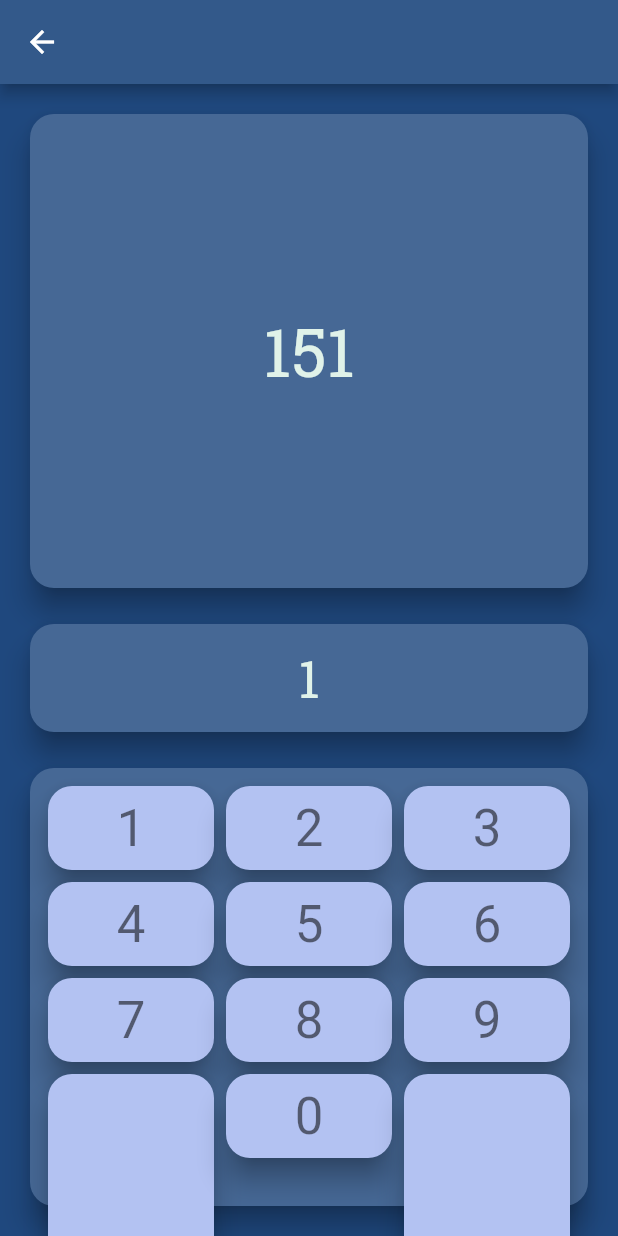
After one commit to zipdang04/n_euro_n, a Flutter app: the NumberTypeSpeedGameScreen screen opened directly, after a tap on an icon or button, on a phone screen of 412 x 824 dp. The commit adds this screen. Run offline on Flutter 3.47's test engine with Material 2 defaults, Android fonts, the light colour scheme and no system bars; our stand-ins replace google_fonts.

Commit message:
Demo Game Added (Unoptimized)

```diff
--- /dev/null
+++ b/lib/module/game/gameModuleInterface.dart
@@ -0,0 +1,6 @@
+import 'package:flutter/material.dart';
+import 'numberTypeSpeedGame.dart';
+
+Widget getGameNumberTypeSpeed() {
+  return NumberTypeSpeedGameScreen();
+}
--- /dev/null
+++ b/lib/module/game/numberTypeSpeedGame.dart
@@ -0,0 +1,146 @@
+import 'package:flutter/material.dart';
+
+class NumberTypeSpeedGameScreen extends StatefulWidget {
+  const NumberTypeSpeedGameScreen({Key? key}) : super(key: key);
+  @override
+  _NumberTypeSpeedGameScreenState createState() => _NumberTypeSpeedGameScreenState(startingPoint: 0);
+}
+
+class _NumberTypeSpeedGameScreenState extends State<NumberTypeSpeedGameScreen> {
+  _NumberTypeSpeedGameScreenState({required this.startingPoint});
+  int startingPoint;
+  String _answerNumber = '1';
+  String _answerBoxNumber = '1';
+  int _currentLevel = -1;
+  int maxLevel = 5;
+  int _generateNumberForLevel(int _level) {
+    return _level * 101 + 50;
+  }
+  void _newLevel() {
+    _answerBoxNumber = '';
+    _currentLevel++;
+    _answerNumber = _generateNumberForLevel(_currentLevel).toString();
+  }
+  Widget _keypadButton(String _buttonID, String _buttonType, String _buttonValue) {
+    return Expanded(
+      child: GestureDetector(
+        onTap: () {
+          setState(() {
+            if (_buttonType == 'num') {
+              _answerBoxNumber += _buttonValue;
+            } else {
+              if (_buttonID == 'backspace') {
+                _answerBoxNumber = _answerBoxNumber.substring(0, _answerBoxNumber.length - 1);
+              } else if (_buttonID == 'delete') {
+                _answerBoxNumber = '';
+              } else if (_buttonID == 'restart') {
+                _currentLevel = 0;
+                _newLevel();
+              }
+            }
+            if (_answerNumber == _answerBoxNumber) {
+              if (_currentLevel < maxLevel) {
+                _newLevel();
+              } else {
+                _answerNumber = 'Done';
+              }
+            }
+          });
+        },
+        child: Card(
+          color: Theme.of(context).cardColor,
+          child: Container(
+            padding: EdgeInsets.all(8),
+            child: Center(
+              child: Text(_buttonValue,
+                style: _buttonType == 'num' ? Theme.of(context).accentTextTheme.headline4 : TextStyle(fontFamily: 'MaterialIcons', fontSize: 46,),
+              ),
+            ),
+          ),
+        ),
+      ),
+    );
+  }
+  @override
+  Widget build(BuildContext context) {
+    if (_currentLevel < 0) {
+      _currentLevel = startingPoint;
+      _newLevel();
+    }
+    return Scaffold(
+      appBar: AppBar(),
+      body: SafeArea(
+        child: Container(
+          padding: EdgeInsets.all(16),
+          child: Expanded(
+            child: Column(
+              children: [
+                Expanded(
+                  child: Card(
+                    child: Container(
+                      padding: EdgeInsets.all(8),
+                      child: Center(
+                        child: Text(_answerNumber, style: Theme.of(context).textTheme.headline3,),
+                      ),
+                    ),
+                  ),
+                ),
+                SizedBox(height: 16,),
+                Container(
+                  height: 80,
+                  child: Expanded(
+                    child: Card(
+                      child: Container(
+                        padding: EdgeInsets.all(8),
+                        child: Center(
+                          child: Text(_answerBoxNumber, style: Theme.of(context).textTheme.headline4,),
+                        ),
+                      ),
+                    ),
+                  ),
+                ),
+                SizedBox(height: 16,),
+                Container(
+                  height: 300,
+                  child: Expanded(
+                    child: Card(
+                      child: Container(
+                        padding: EdgeInsets.all(8),
+                        child: Center(
+                          child: Table(
+                            children: [
+                              TableRow(children: [
+                                _keypadButton('1', 'num', '1'),
+                                _keypadButton('2', 'num', '2'),
+                                _keypadButton('3', 'num', '3'),
+                              ]),
+                              TableRow(children: [
+                                _keypadButton('4', 'num', '4'),
+                                _keypadButton('5', 'num', '5'),
+                                _keypadButton('6', 'num', '6'),
+                              ]),
+                              TableRow(children: [
+                                _keypadButton('7', 'num', '7'),
+                                _keypadButton('8', 'num', '8'),
+                                _keypadButton('9', 'num', '9'),
+                              ]),
+                              TableRow(children: [
+                                _keypadButton('restart', 'special', 'delete'),
+                                _keypadButton('0', 'num', '0'),
+                                _keypadButton('backspace', 'special', 'backspace'),
+                              ]),
+                            ],
+                          ),
+                        ),
+                      ),
+                    ),
+                  ),
+                ),
+              ],
+            ),
+          ),
+        ),
+      ),
+    );
+  }
+}
--- a/lib/module/moduleInterface.dart
+++ b/lib/module/moduleInterface.dart
@@ -3,6 +3,8 @@ import 'core/homeScaffold.dart';
 import 'core/appTheme.dart';
 import 'screen/homeScreen.dart';
 import 'screen/allExerciseScreen.dart';
+import 'screen/pregameScreen.dart';
+import 'core/exerciseHandler.dart';
 
 Widget getHomeScaffold() {
   return HomeScaffold();
@@ -19,3 +21,7 @@ Widget getHomeScreen() {
 Widget getAllExerciseScreen() {
   return AllExerciseScreen();
 }
+
+Widget getPreGameScreen(Exercise _exercise) {
+  return PreGameScreen(exercise: _exercise,);
+}
--- a/lib/module/screen/homeScreen.dart
+++ b/lib/module/screen/homeScreen.dart
@@ -32,7 +32,7 @@ class WelcomeBox extends StatelessWidget {
     _username = 'malego';
     return Container(
       padding: EdgeInsets.all(4),
-      child: SizedBox(
+      child: Container(
         height: 96,
         child: Row(
           children: [
```
Also changed, not shown: lib/module/core/appTheme.dart (+12 -0 lines), lib/module/core/exerciseHandler.dart (+50 -1 lines), lib/module/screen/allExerciseScreen.dart (+0 -25 lines), lib/module/screen/pregameScreen.dart (added, +37 -0 lines).
